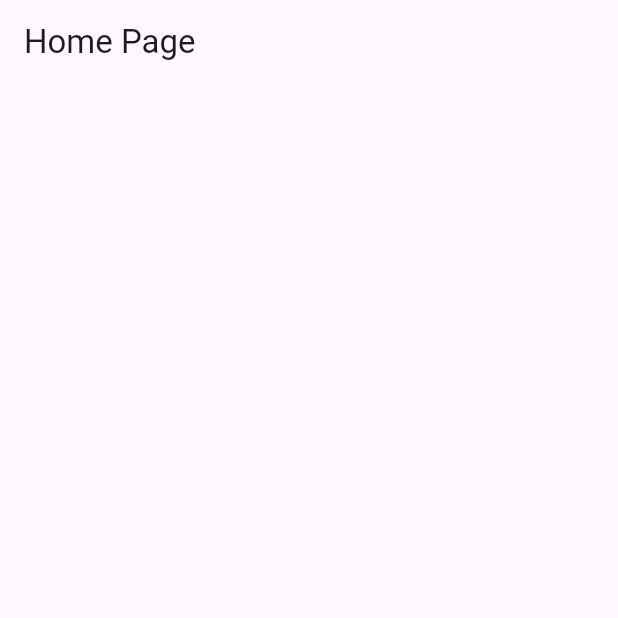
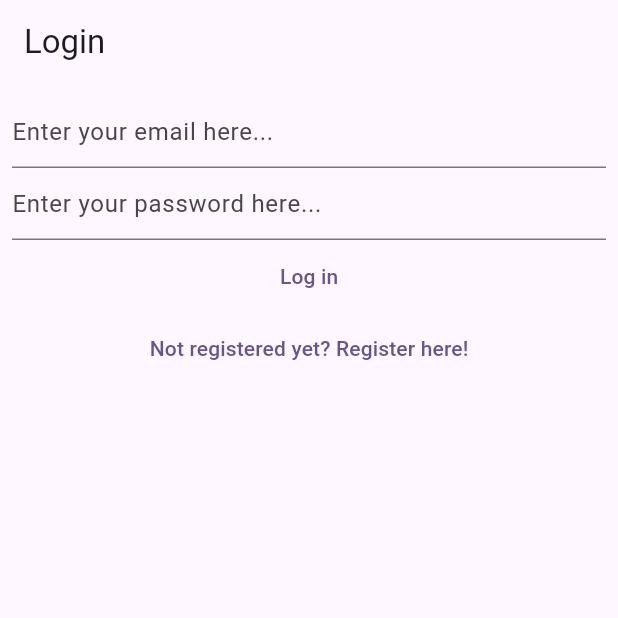
Before and after one commit to edokichuks/photo_memories, a Flutter app: the screen it shows after launch, on a phone screen of 412 x 824 dp, the top half of it. Run offline on Flutter 3.47's test engine with Material 3 defaults, Android fonts, the phone set to English and light mode, and no system bars; our stand-ins replace bloc, firebase_auth, firebase_core, firebase_storage, flutter_bloc, flutter_hooks and 1 more; accounts and stored records are empty.

Commit message:
App completely working

```diff
--- /dev/null
+++ b/lib/dialogs/logout_dialog.dart
@@ -0,0 +1,11 @@
+import 'package:flutter/widgets.dart';
+import 'package:photo_memories/dialogs/generic_dialog.dart';
+
+Future<bool> showLogoutialog(BuildContext context) {
+  return showGenericDialog<bool>(
+    context: context,
+    title: 'Log out',
+    content: 'Are you sure you want to log out',
+    dialOptionBuilder: () => {'Cancel': false, 'Log out': true},
+  ).then((value) => value ?? false);
+}
--- a/lib/main.dart
+++ b/lib/main.dart
@@ -1,6 +1,7 @@
 import 'package:flutter/material.dart';
 import 'package:firebase_core/firebase_core.dart';
 import 'package:photo_memories/firebase_options.dart';
+import 'package:photo_memories/views/app.dart';
 
 void main() async {
   WidgetsFlutterBinding.ensureInitialized();
@@ -9,29 +10,3 @@ void main() async {
   );
   runApp(const MyApp());
 }
-
-class MyApp extends StatelessWidget {
-  const MyApp({super.key});
-
-  // This widget is the root of your application.
-  @override
-  Widget build(BuildContext context) {
-    return MaterialApp(
-      title: 'Photo App',
-      theme: ThemeData(
-        colorScheme: ColorScheme.fromSeed(seedColor: Colors.deepPurple),
-        useMaterial3: true,
-      ),
-      home: HomePage(),
-    );
-  }
-}
-
-class HomePage extends StatelessWidget {
-  const HomePage({super.key});
-
-  @override
-  Widget build(BuildContext context) {
-    return Scaffold(appBar: AppBar(title: Text('Home Page')));
-  }
-}
--- /dev/null
+++ b/lib/views/app.dart
@@ -0,0 +1,55 @@
+import 'package:flutter/material.dart';
+import 'package:flutter_bloc/flutter_bloc.dart';
+import 'package:photo_memories/bloc/app_bloc.dart';
+import 'package:photo_memories/bloc/app_events.dart';
+import 'package:photo_memories/bloc/app_state.dart';
+import 'package:photo_memories/dialogs/show_auth_error.dart';
+import 'package:photo_memories/loading/loading_screen.dart';
+import 'package:photo_memories/views/login_view.dart';
+import 'package:photo_memories/views/photo_gallery_view.dart';
+import 'package:photo_memories/views/register_view.dart';
+
+class MyApp extends StatelessWidget {
+  const MyApp({super.key});
+
+  // This widget is the root of your application.
+  @override
+  Widget build(BuildContext context) {
+    return BlocProvider<AppBloc>(
+      create: (context) => AppBloc()..add(AppEventInitialized()),
+      child: MaterialApp(
+        title: 'Photo App',
+        theme: ThemeData(
+          colorScheme: ColorScheme.fromSeed(seedColor: Colors.deepPurple),
+          useMaterial3: true,
+        ),
+        home: BlocConsumer<AppBloc, AppState>(
+          builder: (context, state) {
+            if (state is AppStateLoggedOut) {
+              return const LoginView();
+            } else if (state is AppStateLoggedIn) {
+              return const PhotoGalleryView();
+            } else if (state is AppStateIsInRegisterationView) {
+              return const RegisterView();
+            } else {
+              return Container();
+            }
+          },
+          listener: (context, state) {
+            if (state.isLoading) {
+              return LoadingScreen.instance()
+                  .show(context: context, text: 'Loading...');
+            } else {
+              LoadingScreen.instance().hide();
+            }
+            final authError = state.authError;
+
+            if (authError != null) {
+              showAuthError(context: context, authError: authError);
+            }
+          },
+        ),
+      ),
+    );
+  }
+}
--- /dev/null
+++ b/lib/views/login_view.dart
@@ -0,0 +1,71 @@
+import 'package:flutter/foundation.dart';
+import 'package:flutter/material.dart';
+import 'package:flutter/widgets.dart';
+import 'package:flutter_bloc/flutter_bloc.dart';
+import 'package:flutter_hooks/flutter_hooks.dart';
+import 'package:photo_memories/bloc/app_bloc.dart';
+import 'package:photo_memories/bloc/app_events.dart';
+import 'package:photo_memories/extenstions/if_debugging.dart';
+
+class LoginView extends HookWidget {
+  const LoginView({super.key});
+
+  @override
+  Widget build(BuildContext context) {
+    final emailController =
+        useTextEditingController(text: 'edokichuks@gmail.com'.ifDebugging);
+    final passwordController =
+        useTextEditingController(text: '1234567'.ifDebugging);
+    return Scaffold(
+      appBar: AppBar(
+        title: const Text('Login'),
+      ),
+      body: Padding(
+        padding: const EdgeInsets.all(8.0),
+        child: Column(
+          children: [
+            TextField(
+              controller: emailController,
+              decoration: const InputDecoration(
+                hintText: 'Enter your email here...',
+              ),
+              keyboardType: TextInputType.emailAddress,
+              keyboardAppearance: Brightness.dark,
+            ),
+            TextField(
+              controller: passwordController,
+              decoration: const InputDecoration(
+                hintText: 'Enter your password here...',
+              ),
+              keyboardType: TextInputType.visiblePassword,
+              keyboardAppearance: Brightness.dark,
+              obscureText: true,
+              obscuringCharacter: '⁕',
+            ),
+            TextButton(
+              onPressed: () {
+                final email = emailController.text;
+                final password = passwordController.text;
+
+                context.read<AppBloc>().add(
+                      AppEventLogIn(email: email, password: password),
+                    );
+              },
+              child: const Text(
+                'Log in',
+              ),
+            ),
+            TextButton(
+              onPressed: () {
+                context.read<AppBloc>().add(const AppEventGoToRegisteration());
+              },
+              child: const Text(
+                'Not registered yet? Register here!',
+              ),
+            ),
+          ],
+        ),
+      ),
+    );
+  }
+}
--- a/pubspec.yaml
+++ b/pubspec.yaml
@@ -36,7 +36,7 @@ dependencies:
   flutter:
     sdk: flutter
   flutter_bloc: ^8.1.3
-  flutter_hooks: ^0.20.3
+  flutter_hooks: ^0.20.5
   image_picker: ^1.1.0
   test: ^1.15.0
   uuid: ^4.4.0
```
Also changed, not shown: lib/dialogs/delete_account_dialog.dart (+12 -0 lines), lib/dialogs/loading_screen.dart (deleted, +0 -135 lines), lib/dialogs/show_auth_error.dart (added, +13 -0 lines), lib/extenstions/if_debugging.dart (added, +7 -0 lines), lib/loading/loading_screen.dart (added, +105 -0 lines), lib/views/main_pop_up_menu_button.dart (added, +51 -0 lines), lib/views/photo_gallery_view.dart (added, +53 -0 lines), lib/views/register_view.dart (added, +71 -0 lines), lib/views/storage_image_view.dart (added, +40 -0 lines), lib/loading/loading_screen_controller.dart (renamed from lib/dialogs/loading_screen_controller.dart).
